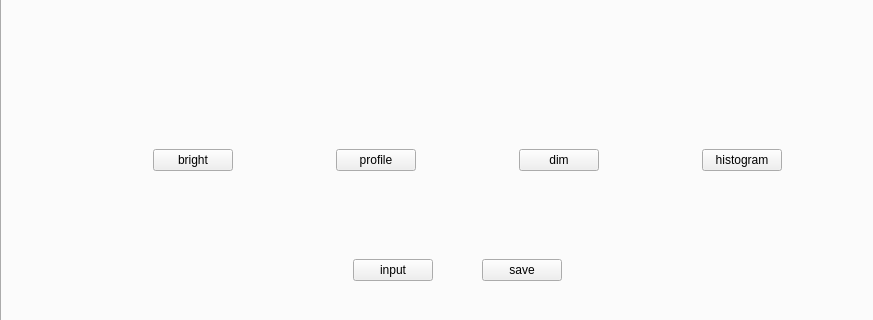
Zrealshadow/digitalpicture, file mainwindow.ui: the form before one commit; both pictures show x 0 to 873 and y 356 to 676 of the 1124 by 758 pixel window.
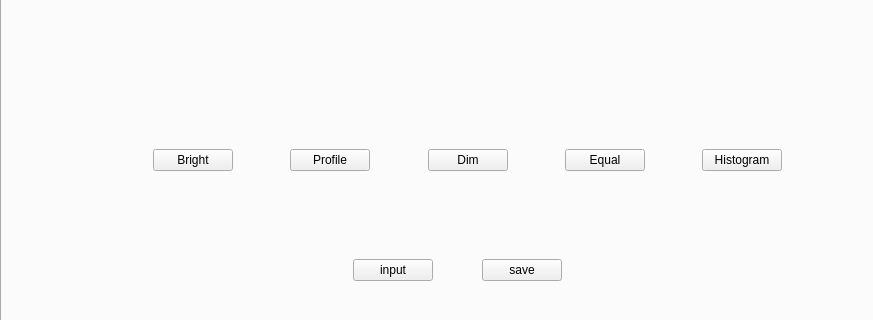
The form after the commit. Custom widgets are drawn as their Qt base class.

Patch:
```diff
--- a/mainwindow.ui
+++ b/mainwindow.ui
@@ -1323,7 +1323,7 @@
        <item>
         <widget class="QPushButton" name="bright_point">
          <property name="text">
-          <string>bright</string>
+          <string>Bright</string>
          </property>
         </widget>
        </item>
@@ -1343,7 +1343,7 @@
        <item>
         <widget class="QPushButton" name="profile_point">
          <property name="text">
-          <string>profile</string>
+          <string>Profile</string>
          </property>
         </widget>
        </item>
@@ -1363,7 +1363,27 @@
        <item>
         <widget class="QPushButton" name="dim_point">
          <property name="text">
-          <string>dim</string>
+          <string>Dim</string>
+         </property>
+        </widget>
+       </item>
+       <item>
+        <spacer name="horizontalSpacer_14">
+         <property name="orientation">
+          <enum>Qt::Horizontal</enum>
+         </property>
+         <property name="sizeHint" stdset="0">
+          <size>
+           <width>40</width>
+           <height>20</height>
+          </size>
+         </property>
+        </spacer>
+       </item>
+       <item>
+        <widget class="QPushButton" name="equal_point">
+         <property name="text">
+          <string>Equal</string>
          </property>
         </widget>
        </item>
@@ -1383,7 +1403,7 @@
        <item>
         <widget class="QPushButton" name="show_histogram_point">
          <property name="text">
-          <string>histogram</string>
+          <string>Histogram</string>
          </property>
         </widget>
        </item>
```
Left out of the diff: 10 changed lines with no effect on the pictures.
